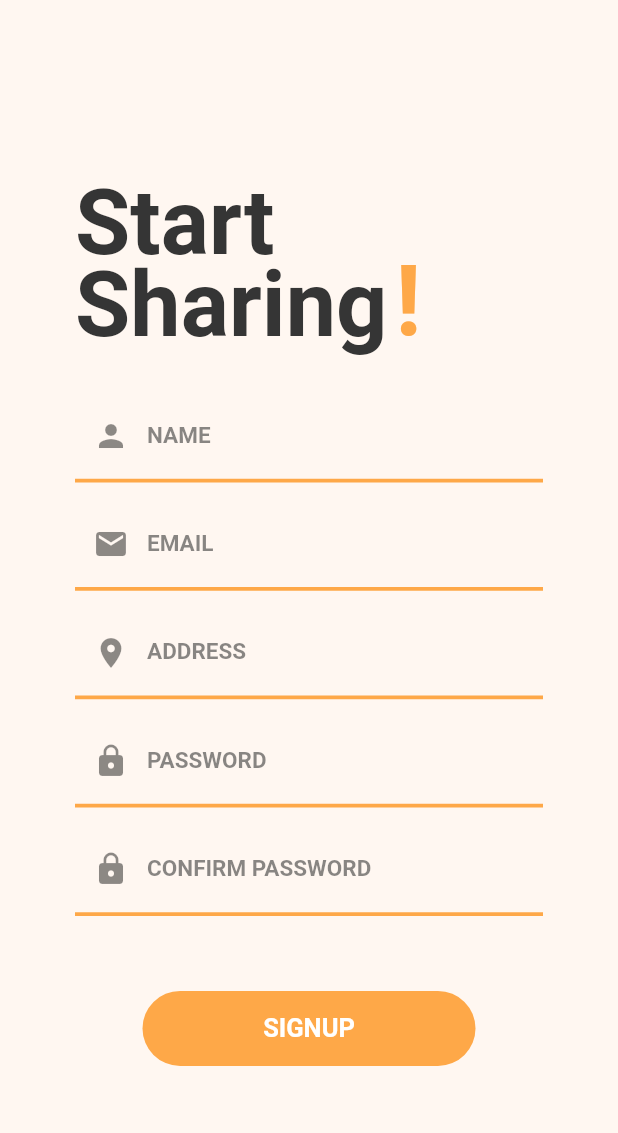
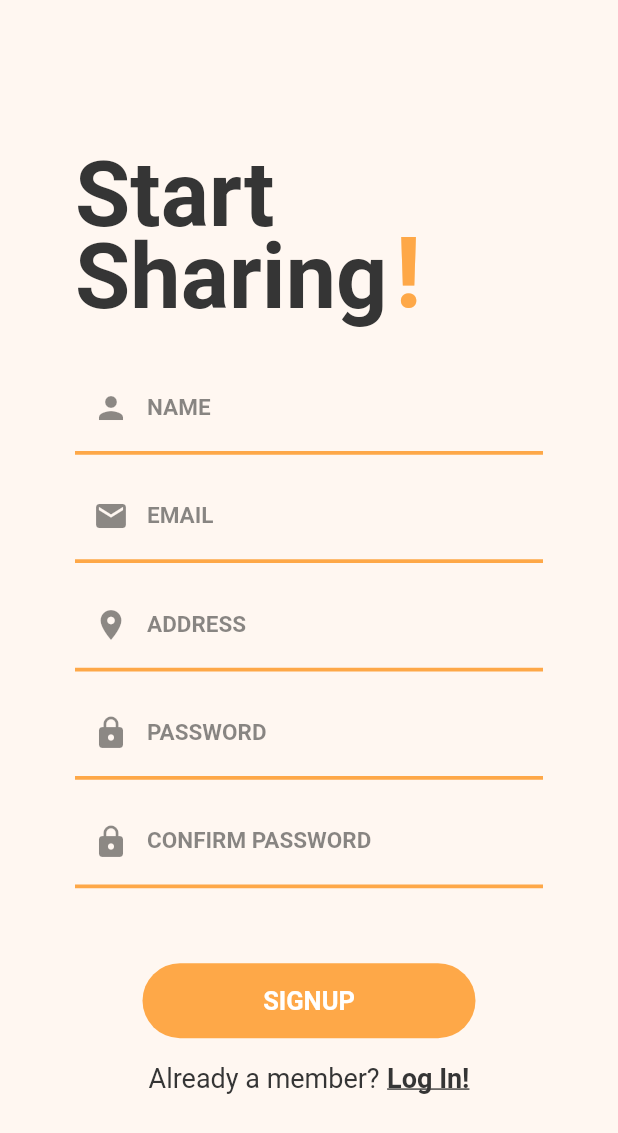
Before and after one commit to Food-For-Good/ffg-mobile, a Flutter app: the RegisterScreen screen opened by its route, on a phone screen of 412 x 824 dp. Shown: the top 1133 px of the screen. Run offline on Flutter 3.47's test engine with Material 2 defaults, Android fonts, the phone set to English and light mode, and no system bars; our stand-ins replace cloud_firestore, firebase_auth, flushbar, flutter_map, flutter_spinkit, font_awesome_flutter and 3 more; missing offline and left inert: geocoder; accounts and stored records are empty; Roboto replaces fonts that are missing (Proxima Nova).

Commit message:
Added links from login page to register page and vice versa. Changed Validator Service to Helper Service and added a function to get the first name from full name.

```diff
--- a/lib/screens/home_screen.dart
+++ b/lib/screens/home_screen.dart
@@ -4,6 +4,7 @@ import 'package:modal_progress_hud/modal_progress_hud.dart';
 import 'package:FoodForGood/components/rounded_button.dart';
 import 'package:FoodForGood/constants.dart';
 import 'package:FoodForGood/services/auth_service.dart';
+import 'package:FoodForGood/services/helper_service.dart';
 
 class HomeScreen extends StatefulWidget {
   // Fetching the name after loading this page was causing a delay before the
@@ -53,9 +54,7 @@ class _HomeScreenState extends State<HomeScreen> {
                         textBaseline: TextBaseline.alphabetic,
                         children: <Widget>[
                           Text(
-                            // Getting the first name.
-                            // (The username could have the last name as well).
-                            widget.username.split(' ')[0],
+                            HelperService.getFirstName(widget.username),
                             style: TextStyle(
                               fontSize: 60.0,
                               fontWeight: FontWeight.bold,
--- a/lib/screens/landing_screen.dart
+++ b/lib/screens/landing_screen.dart
@@ -106,7 +106,7 @@ class _LandingScreenState extends State<LandingScreen> {
                       ),
                     ),
                   ],
-                )
+                ),
               ],
             ),
           ],
--- a/lib/screens/register_screen.dart
+++ b/lib/screens/register_screen.dart
@@ -8,7 +8,7 @@ import 'package:FoodForGood/components/text_feild.dart';
 import 'package:FoodForGood/constants.dart';
 import 'package:FoodForGood/screens/home_screen.dart';
 import 'package:FoodForGood/services/auth_service.dart';
-import 'package:FoodForGood/services/validator_service.dart';
+import 'package:FoodForGood/services/helper_service.dart';
 
 class RegisterScreen extends StatefulWidget {
   @override
@@ -126,7 +126,7 @@ class RegisterScreenState extends State<RegisterScreen> {
                           this._showSpinner = true;
                         });
                         try {
-                          ValidatorService.validateData(
+                          HelperService.validateData(
                               this._name,
                               this._email,
                               this._address,
@@ -165,6 +165,34 @@ class RegisterScreenState extends State<RegisterScreen> {
                         });
                       },
                     ),
+                    SizedBox(height: 16.0),
+                    Row(
+                      mainAxisAlignment: MainAxisAlignment.center,
+                      children: <Widget>[
+                        Text(
+                          'Already a member?',
+                          style: TextStyle(
+                            color: kSecondaryColor,
+                            fontSize: 18.0,
+                          ),
+                        ),
+                        SizedBox(width: 5.0),
+                        InkWell(
+                          onTap: () {
+                            Navigator.pushReplacementNamed(context, '/login');
+                          },
+                          child: Text(
+                            'Log In!',
+                            style: TextStyle(
+                              color: kSecondaryColor,
+                              fontWeight: FontWeight.bold,
+                              fontSize: 18.0,
+                              decoration: TextDecoration.underline,
+                            ),
+                          ),
+                        ),
+                      ],
+                    ),
                   ],
                 ),
               ),
--- a/lib/services/validator_service.dart
+++ b/lib/services/helper_service.dart
@@ -1,4 +1,4 @@
-class ValidatorService {
+class HelperService {
   static bool validateData(name, email, address, password, confirmPassword) {
     if (name == null) {
       throw 'ERROR_NAME_FIELD_EMPTY';
@@ -23,4 +23,9 @@ class ValidatorService {
 
     return true;
   }
+
+  static String getFirstName(fullName) {
+    String firstName = fullName.split(' ')[0];
+    return firstName[0].toUpperCase() + firstName.substring(1).toLowerCase();
+  }
 }
```
Also changed, not shown: lib/screens/login_screen.dart (+29 -0 lines).
